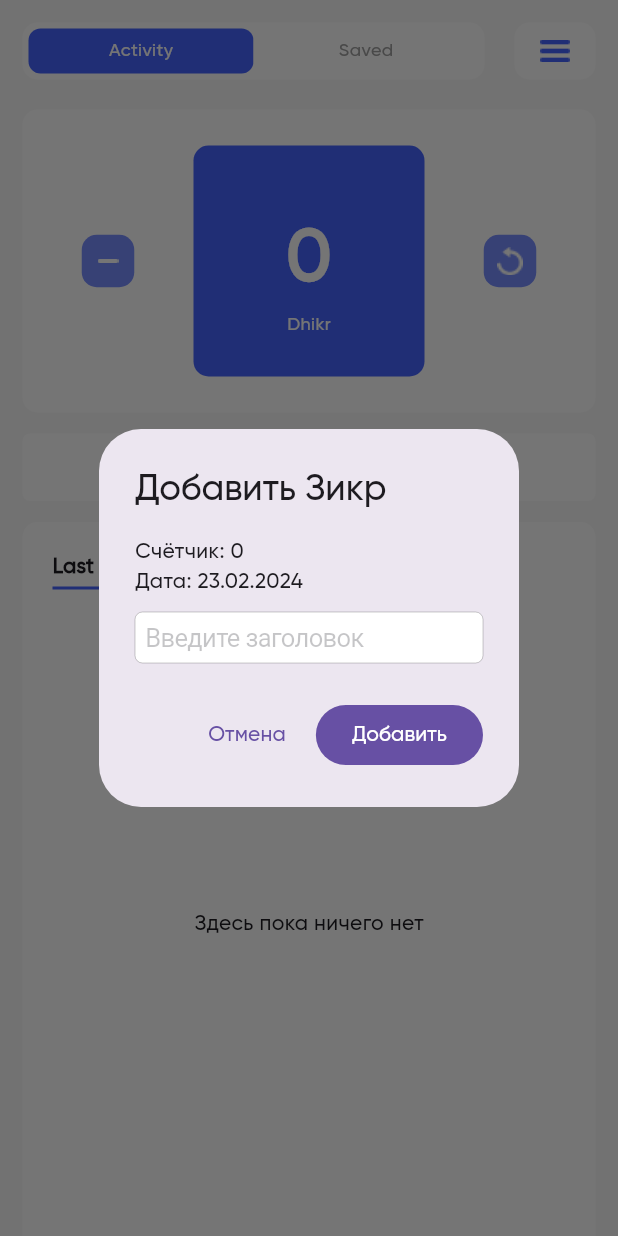
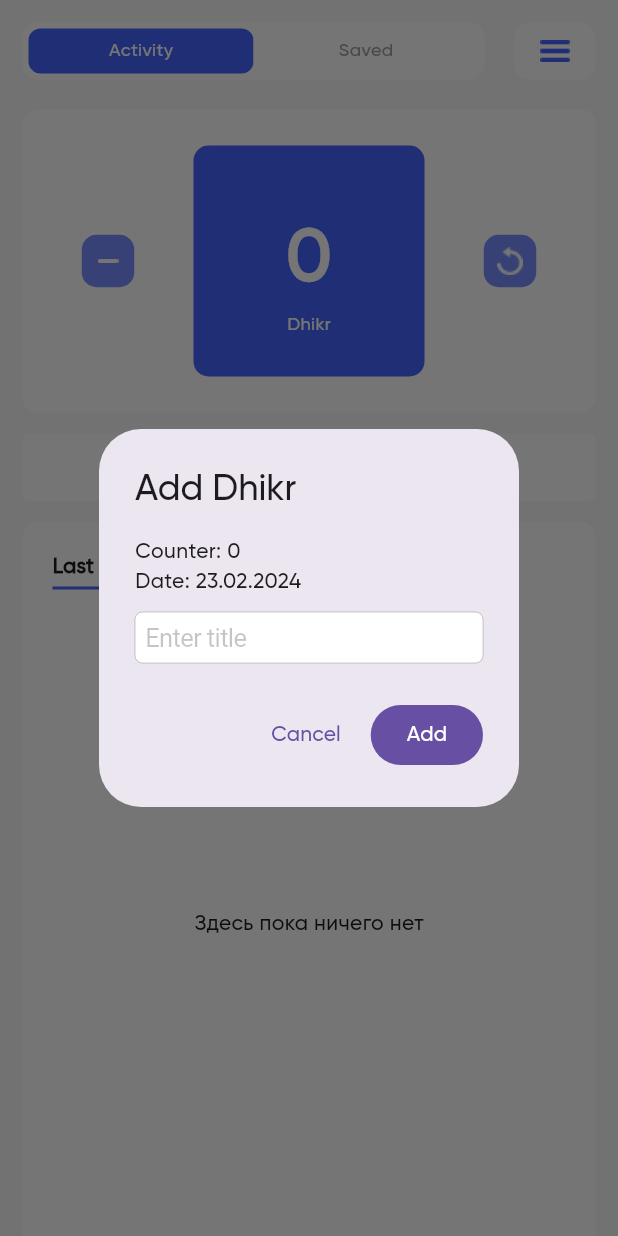
Before and after one commit to OlegPark/Dhikr_counter, a Flutter app: the screen it shows after launch, after a tap on "Save Dhikr", on a phone screen of 412 x 824 dp. Run offline on Flutter 3.47's test engine with Material 3 defaults, Android fonts, the light colour scheme and no system bars; our stand-ins replace easy_localization, firebase_core, firebase_remote_config, go_router, hive, hive_flutter and 1 more; accounts and stored records are empty.

Commit message:
Добавил локализацию

```diff
--- a/lib/pages/custom/custom.dart
+++ b/lib/pages/custom/custom.dart
@@ -1,3 +1,4 @@
+import 'package:easy_localization/easy_localization.dart';
 import 'package:flutter/material.dart';
 
 class Custom extends StatelessWidget {
@@ -7,15 +8,10 @@ class Custom extends StatelessWidget {
   Widget build(BuildContext context) {
     return Scaffold(
       appBar: AppBar(
-        title: const Text(
-          'Settings'
-          ),
-      ),
+        title: Text('Custom'.tr())),
       body: const Center(
         child: Column(
-          children: [
-            Text('это страница кастом для рекламы')
-          ],
+          children: [],
         ),
       ),
     );
--- a/lib/pages/home/counter_panel.dart
+++ b/lib/pages/home/counter_panel.dart
@@ -1,6 +1,7 @@
 import 'package:dhikr_counter/constanst/constants.dart';
 import 'package:dhikr_counter/models/dhikr.dart';
 import 'package:dhikr_counter/providers/counter_provider.dart';
+import 'package:easy_localization/easy_localization.dart';
 import 'package:flutter/cupertino.dart';
 import 'package:flutter/material.dart';
 import 'package:go_router/go_router.dart';
@@ -49,20 +50,20 @@ class CounterPanel extends StatelessWidget {
                   ),
                   height: 154,
                   width: 154,
-                  child: const Column(
+                  child: Column(
                     mainAxisAlignment: MainAxisAlignment.spaceEvenly,
                     children: [
-                      SizedBox(height: 25),
-                      Counter(),
+                      const SizedBox(height: 25),
+                      const Counter(),
                       Text(
-                        'Dhikr',
-                        style: TextStyle(
+                        'Dhikr'.tr(),
+                        style: const TextStyle(
                           fontSize: 12,
                           color: Colors.white,
                           height: 1,
                         ),
                       ),
-                      SizedBox(height: 1),
+                      const SizedBox(height: 1),
                     ],
                   ),
                 ),
@@ -102,9 +103,9 @@ class CounterPanel extends StatelessWidget {
             height: 45,
             alignment: Alignment.center,
             margin: const EdgeInsets.only(bottom: 14),
-            child: const Text(
-              'Save Dhikr',
-              style: TextStyle(
+            child: Text(
+              'Save Dhikr'.tr(),
+              style: const TextStyle(
                 color: alphaBlue
               ),
             ),
@@ -136,24 +137,24 @@ class _AddDhikrState extends State<AddDhikr> {
   Widget build(BuildContext context) {
     final providrCounter = context.read<CounterProvider>();
     return AlertDialog(
-      title: const Text('Добавить Зикр'),
+      title: Text('Add Dhikr'.tr()),
       content: Column(
         crossAxisAlignment: CrossAxisAlignment.start,
         mainAxisSize: MainAxisSize.min,
         children: [
-          Text('Счётчик: ${providrCounter.counter}'),
-          Text('Дата: ${DateFormat('dd.MM.yyyy').format(DateTime.now())}'),
+          Text('${'Counter:'.tr()} ${providrCounter.counter}'),
+          Text('${'Date:'.tr()} ${DateFormat('dd.MM.yyyy').format(DateTime.now())}'),
           const SizedBox(height: 10),
           CupertinoTextField(
             controller: controller,
-            placeholder: 'Введите заголовок',
+            placeholder: 'Enter title'.tr(),
           ),
         ],
       ),
       actions: [
         TextButton(
           onPressed: () => context.pop(),
-          child: const Text('Отмена'),
+          child: Text('Cancel'.tr()),
         ),
         FilledButton(
           onPressed: () {
@@ -167,7 +168,7 @@ class _AddDhikrState extends State<AddDhikr> {
 
             context.pop();
           },
-          child: const Text('Добавить'),
+          child: Text('Add'.tr()),
         ),
       ],
     );
--- a/pubspec.yaml
+++ b/pubspec.yaml
@@ -35,7 +35,7 @@ dependencies:
   # The following adds the Cupertino Icons font to your application.
   # Use with the CupertinoIcons class for iOS style icons.
   cupertino_icons: ^1.0.2
-  intl: ^0.19.0
+  intl: ^0.18.1
   shared_preferences: ^2.2.2
   provider: ^6.1.1
   go_router: ^13.1.0
@@ -44,6 +44,7 @@ dependencies:
   firebase_core: ^2.24.2
   firebase_analytics: ^10.8.0
   firebase_remote_config: ^4.3.8
+  easy_localization: ^3.0.4
 
 dev_dependencies:
   flutter_test:
```
Also changed, not shown: pubspec.lock.
